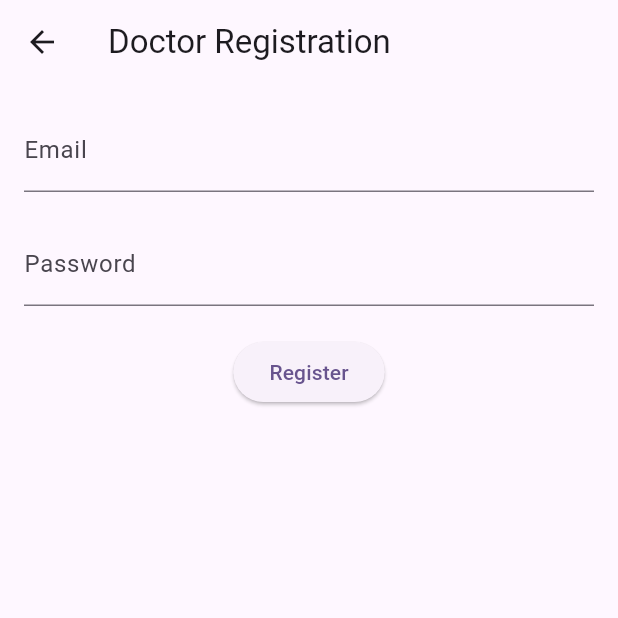
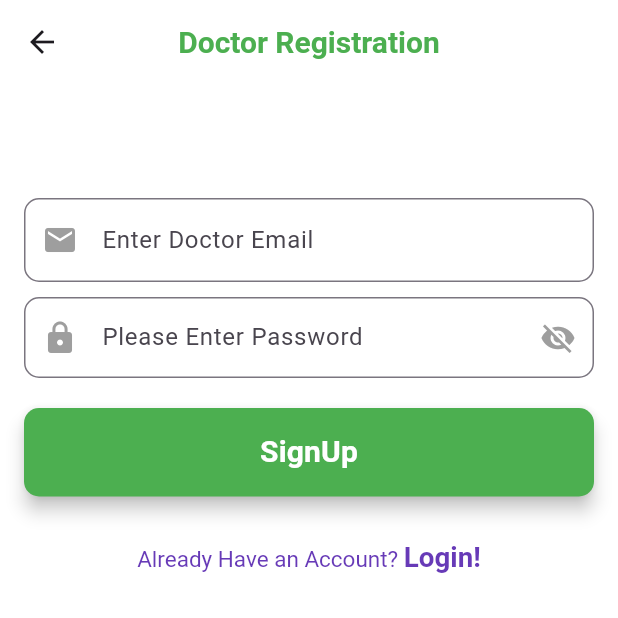
Before and after one commit to asifjahan1/Pet-Care-App, a Flutter app: the DoctorRegistration screen opened directly, on a phone screen of 412 x 824 dp, the top half of it. Run offline on Flutter 3.47's test engine with Material 3 defaults, Android fonts, the phone set to English and light mode, and no system bars; our stand-ins replace cloud_firestore, firebase_auth, firebase_core; accounts and stored records are empty.

```diff
--- a/pet_care_app/lib/Pages/Doctor/doctor_registration_page.dart
+++ b/pet_care_app/lib/Pages/Doctor/doctor_registration_page.dart
@@ -1,10 +1,12 @@
+import 'package:flutter/gestures.dart';
 import 'package:flutter/material.dart';
 import 'package:firebase_auth/firebase_auth.dart';
 import 'package:cloud_firestore/cloud_firestore.dart';
+import 'package:pet_care_app/Authentication/auth_service.dart';
 import 'package:pet_care_app/Pages/Doctor/doctor_login.dart';
 
 class DoctorRegistration extends StatefulWidget {
-  const DoctorRegistration({required Key key}) : super(key: key);
+  const DoctorRegistration({Key? key}) : super(key: key);
 
   @override
   State<DoctorRegistration> createState() => _DoctorRegistrationState();
@@ -13,11 +15,13 @@ class DoctorRegistration extends StatefulWidget {
 class _DoctorRegistrationState extends State<DoctorRegistration> {
   final TextEditingController emailController = TextEditingController();
   final TextEditingController passwordController = TextEditingController();
+  final AuthService authService = AuthService();
+  bool _obscureText = true;
   final FirebaseAuth _auth = FirebaseAuth.instance;
   final FirebaseFirestore _firestore = FirebaseFirestore.instance;
 
   // List of allowed email addresses for doctors
-  List<String> allowedDoctorEmails = [
+  final List<String> allowedDoctorEmails = [
     'tas.tutul@gmail.com',
     'tas.tutul786@gmail.com',
     'tas.tutulvet@gmail.com',
@@ -32,35 +36,94 @@ class _DoctorRegistrationState extends State<DoctorRegistration> {
     return null;
   }
 
+  void _showErrorDialog(String message) {
+    showDialog(
+      context: context,
+      builder: (BuildContext context) {
+        return AlertDialog(
+          title: Text('Registration Error'),
+          content: Text(message),
+          actions: <Widget>[
+            TextButton(
+              child: Text('OK'),
+              onPressed: () {
+                Navigator.of(context).pop();
+              },
+            ),
+          ],
+        );
+      },
+    );
+  }
+
   void _registerDoctor() async {
+    final String email = emailController.text;
+    final String password = passwordController.text;
+
+    if (validateEmail(email) != null) {
+      _showErrorDialog('Only authorized doctors can register.');
+      return;
+    }
+
+    if (email.isEmpty || password.isEmpty) {
+      _showErrorDialog('Please enter email and password');
+      return;
+    }
+
     try {
       // Create Firebase user with email and password
       UserCredential userCredential =
           await _auth.createUserWithEmailAndPassword(
-        email: emailController.text,
-        password: passwordController.text,
+        email: email,
+        password: password,
       );
 
       // Add doctor details to Firestore
       await _firestore.collection('doctors').doc(userCredential.user!.uid).set({
-        'email': emailController.text,
+        'email': email,
         // Add more doctor details here if needed
       });
 
-      // Navigate to doctor page after successful registration
+      // Show success message and navigate to doctor page after successful registration
+      _showSuccessDialog();
+    } on FirebaseAuthException catch (e) {
+      if (e.code == 'email-already-in-use') {
+        _showErrorDialog(
+            'The email address is already in use by another account.');
+      } else {
+        _showErrorDialog('Error registering doctor: ${e.message}');
+      }
+    } catch (e) {
+      _showErrorDialog('Error registering doctor: $e');
+    }
+  }
+
+  void _showSuccessDialog() {
+    showDialog(
+      context: context,
+      builder: (BuildContext context) {
+        return AlertDialog(
+          title: Text('Registration Successful'),
+          content: Text('Your registration was successful.'),
+          actions: <Widget>[
+            TextButton(
+              child: Text('OK'),
+              onPressed: () {
+                Navigator.of(context).pop();
                 Navigator.pushReplacement(
                   context,
                   MaterialPageRoute(builder: (context) => DoctorPage()),
                 );
-    } catch (e) {
-      // Handle registration errors here
-      print('Error registering doctor: $e');
-    }
+              },
+            ),
+          ],
+        );
+      },
+    );
   }
 
   @override
   void dispose() {
-    // Dispose of the email and password controllers when the widget is disposed
     emailController.dispose();
     passwordController.dispose();
     super.dispose();
@@ -69,33 +132,129 @@ class _DoctorRegistrationState extends State<DoctorRegistration> {
   @override
   Widget build(BuildContext context) {
     return Scaffold(
+      backgroundColor: Colors.white,
       appBar: AppBar(
-        title: Text('Doctor Registration'),
+        title: const Text(
+          'Doctor Registration',
+          style: TextStyle(
+            color: Colors.green,
+            fontWeight: FontWeight.bold,
+            fontSize: 20,
+          ),
+        ),
+        centerTitle: true,
+        backgroundColor: Colors.transparent,
+        elevation: 0,
       ),
       body: Padding(
-        padding: EdgeInsets.all(16.0),
+        padding: const EdgeInsets.all(16.0),
         child: Column(
-          crossAxisAlignment: CrossAxisAlignment.center,
-          children: <Widget>[
+          mainAxisAlignment: MainAxisAlignment.center,
+          children: [
+            const SizedBox(height: 50),
+            Expanded(
+              child: SingleChildScrollView(
+                child: Column(
+                  children: [
+                    const SizedBox(height: 10),
+                    // Email field
                     TextFormField(
                       controller: emailController,
-              decoration: InputDecoration(labelText: 'Email'),
-              validator: validateEmail,
+                      decoration: InputDecoration(
+                        hintText: 'Enter Doctor Email',
+                        prefixIcon: const Icon(Icons.email, color: Colors.grey),
+                        border: OutlineInputBorder(
+                          borderRadius: BorderRadius.circular(10),
                         ),
-            SizedBox(height: 20),
+                      ),
+                    ),
+                    const SizedBox(height: 10),
+                    // Password field
                     TextFormField(
                       controller: passwordController,
-              decoration: InputDecoration(labelText: 'Password'),
-              obscureText: true, // Hide password text
+                      obscureText: _obscureText,
+                      decoration: InputDecoration(
+                        prefixIcon: const Icon(Icons.lock, color: Colors.grey),
+                        contentPadding:
+                            const EdgeInsets.fromLTRB(20, 15, 20, 15),
+                        suffixIcon: GestureDetector(
+                          onTap: () {
+                            setState(() {
+                              _obscureText = !_obscureText;
+                            });
+                          },
+                          child: Icon(
+                            _obscureText
+                                ? Icons.visibility_off
+                                : Icons.visibility,
+                            color: Colors.grey,
                           ),
-            SizedBox(height: 20),
-            ElevatedButton(
-              onPressed: () {
-                if (validateEmail(emailController.text) == null) {
+                        ),
+                        border: OutlineInputBorder(
+                          borderRadius: BorderRadius.circular(10),
+                        ),
+                        hintText: 'Please Enter Password',
+                      ),
+                    ),
+
+                    const SizedBox(height: 20),
+                    MaterialButton(
+                      elevation: 5,
+                      color: Colors.green,
+                      padding: const EdgeInsets.fromLTRB(20, 15, 20, 15),
+                      minWidth: MediaQuery.of(context).size.width,
+                      onPressed: () async {
                         _registerDoctor();
-                }
                       },
-              child: Text('Register'),
+                      shape: RoundedRectangleBorder(
+                        borderRadius: BorderRadius.circular(10),
+                      ),
+                      child: const Text(
+                        "SignUp",
+                        textAlign: TextAlign.center,
+                        style: TextStyle(
+                          fontSize: 20,
+                          color: Colors.white,
+                          fontWeight: FontWeight.bold,
+                        ),
+                      ),
+                    ),
+                    const SizedBox(height: 30),
+                    RichText(
+                      text: TextSpan(
+                        children: [
+                          const TextSpan(
+                            text: 'Already Have an Account? ',
+                            style: TextStyle(
+                              color: Colors.deepPurple,
+                              fontSize: 15,
+                              //fontWeight: FontWeight.bold,
+                            ),
+                          ),
+                          TextSpan(
+                            text: 'Login!',
+                            style: const TextStyle(
+                              color: Colors.deepPurple,
+                              fontSize: 18.5,
+                              fontWeight: FontWeight.bold,
+                              //decoration: TextDecoration.underline,
+                            ),
+                            recognizer: TapGestureRecognizer()
+                              ..onTap = () {
+                                Navigator.pushReplacement(
+                                  context,
+                                  MaterialPageRoute(
+                                    builder: (context) => const DoctorPage(),
+                                  ),
+                                );
+                              },
+                          ),
+                        ],
+                      ),
+                    ),
+                  ],
+                ),
+              ),
             ),
           ],
         ),
--- a/pet_care_app/lib/main.dart
+++ b/pet_care_app/lib/main.dart
@@ -18,6 +18,7 @@ class MyApp extends StatelessWidget {
   @override
   Widget build(BuildContext context) {
     return MaterialApp(
+      debugShowCheckedModeBanner: false,
       title: 'DPC Pet Care',
       theme: ThemeData(
         colorScheme: ColorScheme.fromSeed(seedColor: Colors.deepPurple),
--- a/pet_care_app/pubspec.yaml
+++ b/pet_care_app/pubspec.yaml
@@ -37,7 +37,8 @@ dependencies:
   cupertino_icons: ^1.0.6
   firebase_core: ^2.31.0
   cloud_firestore: ^4.17.3
-  firebase_auth: ^4.19.5
+  firebase_auth: ^4.20.0
+  shared_preferences: ^2.2.3
 
 dev_dependencies:
   flutter_test:
```
Also changed, not shown: pet_care_app/lib/Authentication/auth_service.dart (added, +55 -0 lines), pet_care_app/pubspec.lock, 1 other file. Lines whose indentation alone changed are shown as unchanged.
